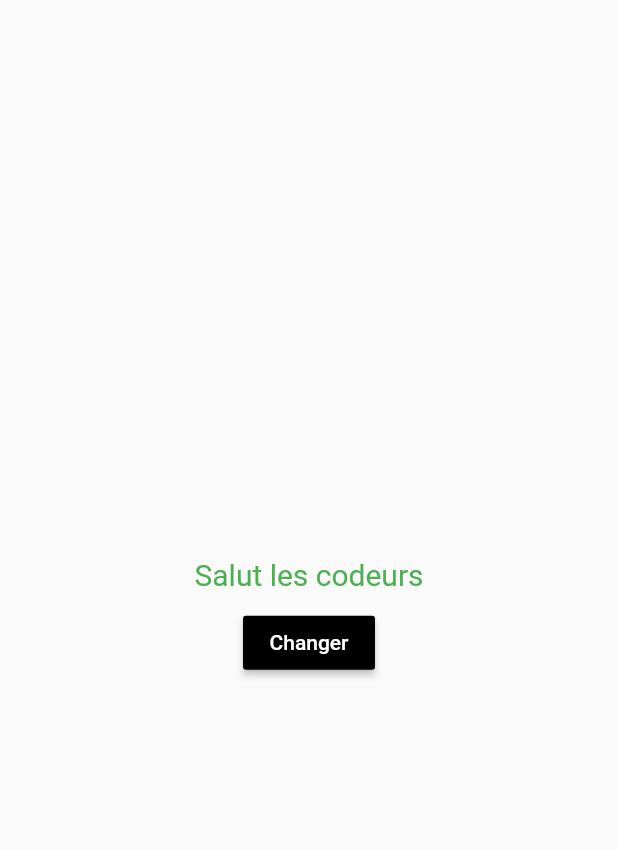
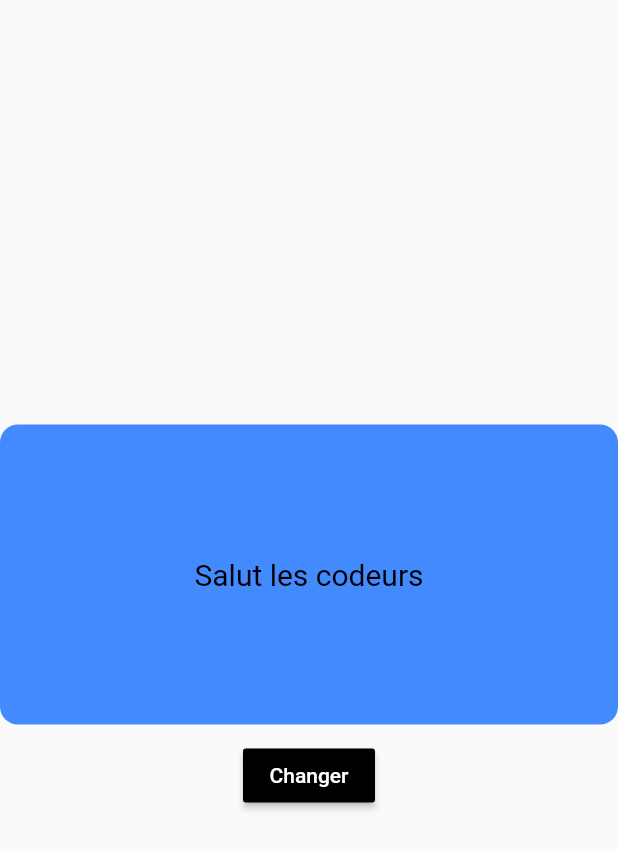
Before and after one commit to FOFE-DEV/sygalin_worksop_flutter, a Flutter app: the screen it shows after launch, on a phone screen of 412 x 824 dp. Shown: the top 849 px of the screen. Run offline on Flutter 3.47's test engine with Material 2 defaults, Android fonts, the phone set to English and light mode, and no system bars.

Commit message:
add container

```diff
--- a/lib/main.dart
+++ b/lib/main.dart
@@ -29,13 +29,20 @@ class _MyAppState extends State {
         body: Column(
           mainAxisAlignment: MainAxisAlignment.center,
           children: [
-            Center(
-              child: Text(
-                _sentence,
-                style: TextStyle(
-                  color: _changed ? Colors.purple : Colors.green,
-                  fontSize: 20.0,
+            Container(
+              child: Center(
+                child: Text(
+                  _sentence,
+                  style: TextStyle(
+                    color: _changed ? Colors.white : Colors.black,
+                    fontSize: 20.0,
+                  ),
                 ),
+              ),
+              height: 200,
+              decoration: BoxDecoration(
+                color: Colors.blueAccent,
+                borderRadius: BorderRadius.circular(12),
               ),
             ),
             SizedBox(
```
